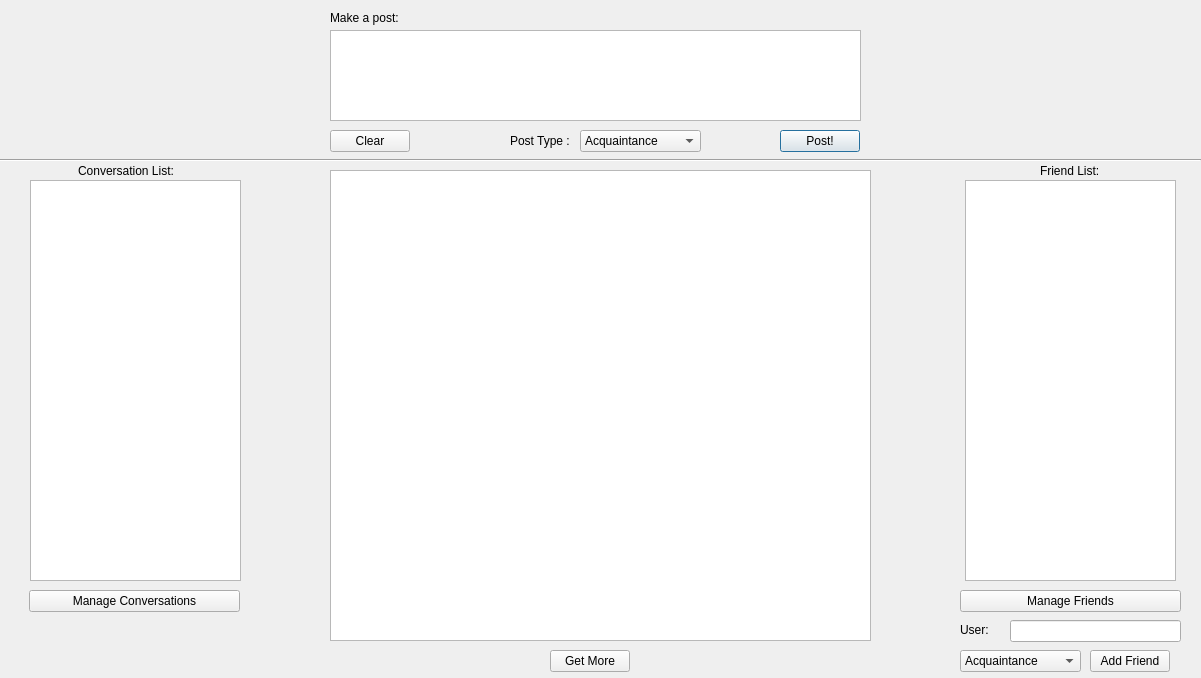
Above: clientinterface.ui from mironalex/Virtualsoc_Client before the change. Below: the same form after it.
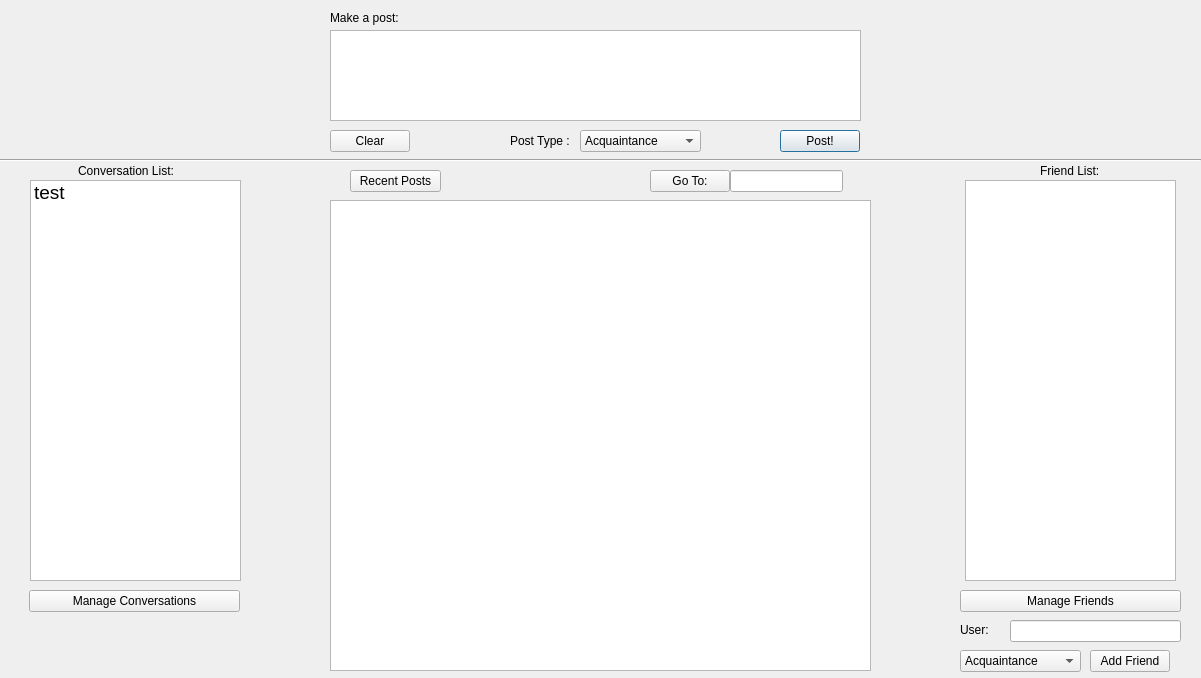
That is the form after the change.

```diff
--- a/clientinterface.ui
+++ b/clientinterface.ui
@@ -17,7 +17,7 @@
    <property name="geometry">
     <rect>
      <x>330</x>
-     <y>170</y>
+     <y>200</y>
      <width>541</width>
      <height>471</height>
     </rect>
@@ -146,19 +146,6 @@
     <string>Add Friend</string>
    </property>
   </widget>
-  <widget class="QPushButton" name="pushButton">
-   <property name="geometry">
-    <rect>
-     <x>550</x>
-     <y>650</y>
-     <width>80</width>
-     <height>22</height>
-    </rect>
-   </property>
-   <property name="text">
-    <string>Get More</string>
-   </property>
-  </widget>
   <widget class="QComboBox" name="postType">
    <property name="geometry">
     <rect>
@@ -294,6 +281,11 @@
    <property name="viewMode">
     <enum>QListView::ListMode</enum>
    </property>
+   <item>
+    <property name="text">
+     <string>test</string>
+    </property>
+   </item>
   </widget>
   <widget class="QLabel" name="label_2">
    <property name="geometry">
@@ -334,6 +326,42 @@
     <string>Manage Conversations</string>
    </property>
   </widget>
+  <widget class="QPushButton" name="recentPostsButton">
+   <property name="geometry">
+    <rect>
+     <x>350</x>
+     <y>170</y>
+     <width>91</width>
+     <height>22</height>
+    </rect>
+   </property>
+   <property name="text">
+    <string>Recent Posts</string>
+   </property>
+  </widget>
+  <widget class="QPushButton" name="go_to_ProfileButton">
+   <property name="geometry">
+    <rect>
+     <x>650</x>
+     <y>170</y>
+     <width>80</width>
+     <height>22</height>
+    </rect>
+   </property>
+   <property name="text">
+    <string>Go To:</string>
+   </property>
+  </widget>
+  <widget class="QLineEdit" name="go_to_inputBox">
+   <property name="geometry">
+    <rect>
+     <x>730</x>
+     <y>170</y>
+     <width>113</width>
+     <height>22</height>
+    </rect>
+   </property>
+  </widget>
  </widget>
  <resources/>
  <connections/>
```
